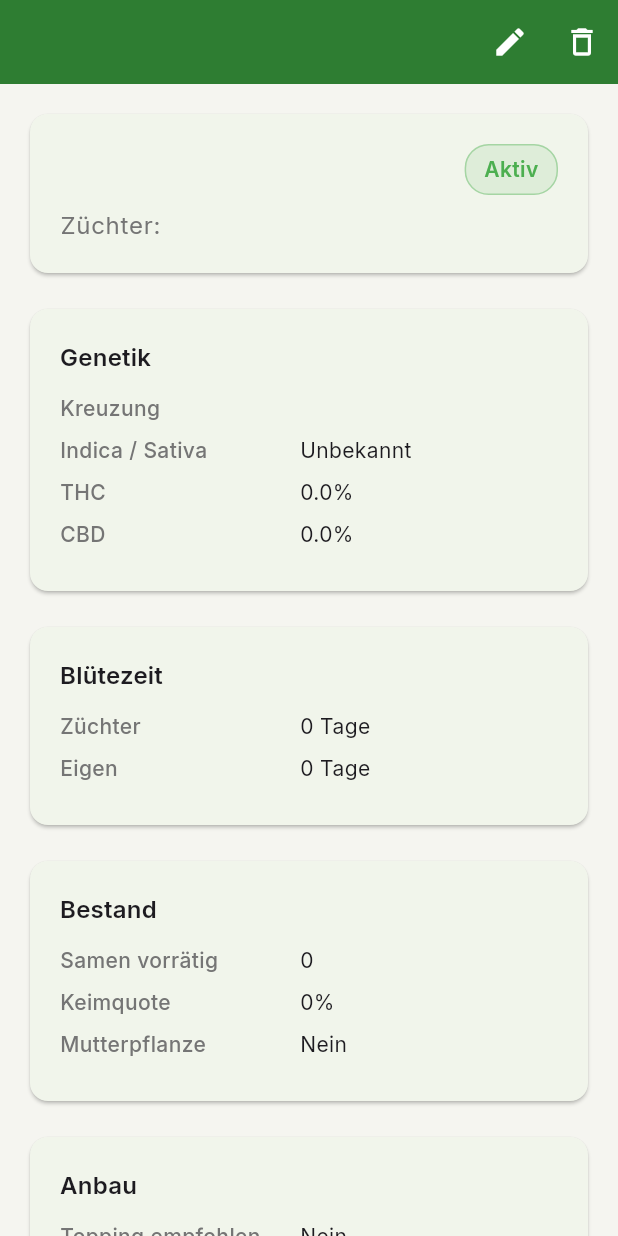
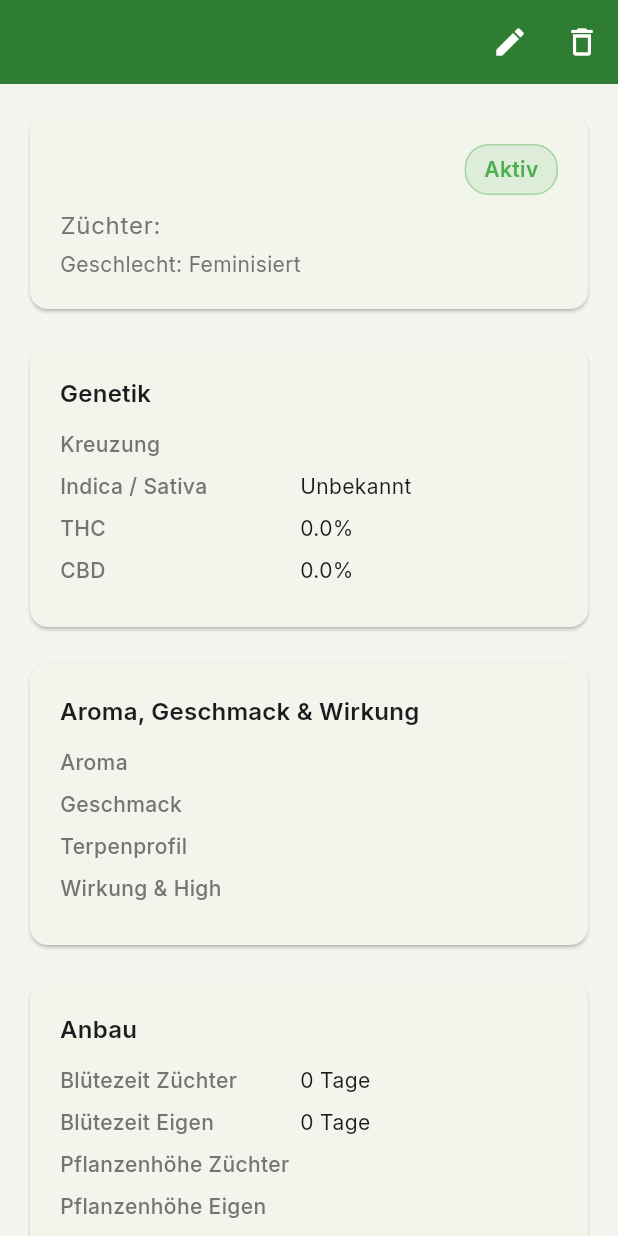
Before and after one commit to DanielProyer/growapp, a Flutter app: the _DetailContent screen opened directly with empty values, on a phone screen of 412 x 824 dp. Run offline on Flutter 3.47's test engine with Material 3 defaults, Android fonts, the phone set to English and light mode, and no system bars; our stand-ins replace flutter_riverpod, go_router, google_fonts, supabase_flutter; accounts and stored records are empty.

Commit message:
Sorten: Anbau-Sektion, Geschlecht, Status geplant, Felder bereinigt
- Status um 'geplant' erweitert (lila)
- Geschlecht-Dropdown: Feminisiert, Regulär, Automatik
- Neue Anbau-Sektion: Blütezeit, Pflanzenhöhe, Ertrag (je Züchter/Eigen)
- Ertrag Selektion/Produktion umbenannt zu Züchter/Eigen
- Switches Mutterpflanze und Topping entfernt
- DB-Migration mit idempotenten Statements

Co-Authored-By: Claude Opus 4.6 <noreply@anthropic.com>

```diff
--- a/lib/features/strains/data/models/sorte_model.dart
+++ b/lib/features/strains/data/models/sorte_model.dart
@@ -6,6 +6,7 @@ class SorteModel extends Sorte {
     required super.id,
     required super.name,
     super.zuechter,
+    super.geschlecht,
     super.kreuzung,
     super.indicaAnteil,
     super.sativaAnteil,
@@ -13,17 +14,17 @@ class SorteModel extends Sorte {
     super.cbdGehalt,
     super.bluetezeitZuechter,
     super.bluetezeitEigen,
+    super.pflanzenhoheZuechter,
+    super.pflanzenhoheEigen,
+    super.ertragZuechter,
+    super.ertragEigen,
     super.keimquote,
-    super.ertragSelektion,
-    super.ertragProduktion,
     super.aroma,
     super.geschmack,
     super.terpenprofil,
     super.wirkungHigh,
     super.growTipp,
-    super.toppingEmpfohlen,
     super.samenAnzahl,
-    super.hatMutterpflanze,
     super.status,
     super.bemerkung,
     super.erstelltVon,
@@ -37,6 +38,7 @@ class SorteModel extends Sorte {
       id: json['id'] as String,
       name: json['name'] as String,
       zuechter: json['zuechter'] as String?,
+      geschlecht: json['geschlecht'] as String? ?? 'feminisiert',
       kreuzung: json['kreuzung'] as String?,
       indicaAnteil: (json['indica_anteil'] as num?)?.toInt() ?? 0,
       sativaAnteil: (json['sativa_anteil'] as num?)?.toInt() ?? 0,
@@ -44,17 +46,17 @@ class SorteModel extends Sorte {
       cbdGehalt: (json['cbd_gehalt'] as num?)?.toDouble(),
       bluetezeitZuechter: (json['bluetezeit_zuechter'] as num?)?.toInt(),
       bluetezeitEigen: (json['bluetezeit_eigen'] as num?)?.toInt(),
+      pflanzenhoheZuechter: json['pflanzenhohe_zuechter'] as String?,
+      pflanzenhoheEigen: json['pflanzenhohe_eigen'] as String?,
+      ertragZuechter: json['ertrag_zuechter'] as String?,
+      ertragEigen: json['ertrag_eigen'] as String?,
       keimquote: (json['keimquote'] as num?)?.toInt(),
-      ertragSelektion: json['ertrag_selektion'] as String?,
-      ertragProduktion: json['ertrag_produktion'] as String?,
       aroma: json['aroma'] as String?,
       geschmack: json['geschmack'] as String?,
       terpenprofil: json['terpenprofil'] as String?,
       wirkungHigh: json['wirkung_high'] as String?,
       growTipp: json['grow_tipp'] as String?,
-      toppingEmpfohlen: json['topping_empfohlen'] as bool? ?? false,
       samenAnzahl: (json['samen_anzahl'] as num?)?.toInt() ?? 0,
-      hatMutterpflanze: json['hat_mutterpflanze'] as bool? ?? false,
       status: json['status'] as String? ?? 'aktiv',
       bemerkung: json['bemerkung'] as String?,
       erstelltVon: json['erstellt_von'] as String?,
@@ -73,6 +75,7 @@ class SorteModel extends Sorte {
       id: sorte.id,
       name: sorte.name,
       zuechter: sorte.zuechter,
+      geschlecht: sorte.geschlecht,
       kreuzung: sorte.kreuzung,
       indicaAnteil: sorte.indicaAnteil,
       sativaAnteil: sorte.sativaAnteil,
@@ -80,17 +83,17 @@ class SorteModel extends Sorte {
       cbdGehalt: sorte.cbdGehalt,
       bluetezeitZuechter: sorte.bluetezeitZuechter,
       bluetezeitEigen: sorte.bluetezeitEigen,
+      pflanzenhoheZuechter: sorte.pflanzenhoheZuechter,
+      pflanzenhoheEigen: sorte.pflanzenhoheEigen,
+      ertragZuechter: sorte.ertragZuechter,
+      ertragEigen: sorte.ertragEigen,
       keimquote: sorte.keimquote,
-      ertragSelektion: sorte.ertragSelektion,
-      ertragProduktion: sorte.ertragProduktion,
       aroma: sorte.aroma,
       geschmack: sorte.geschmack,
       terpenprofil: sorte.terpenprofil,
       wirkungHigh: sorte.wirkungHigh,
       growTipp: sorte.growTipp,
-      toppingEmpfohlen: sorte.toppingEmpfohlen,
       samenAnzahl: sorte.samenAnzahl,
-      hatMutterpflanze: sorte.hatMutterpflanze,
       status: sorte.status,
       bemerkung: sorte.bemerkung,
       erstelltVon: sorte.erstelltVon,
@@ -104,6 +107,7 @@ class SorteModel extends Sorte {
     return {
       'name': name,
       'zuechter': zuechter,
+      'geschlecht': geschlecht,
       'kreuzung': kreuzung,
       'indica_anteil': indicaAnteil,
       'sativa_anteil': sativaAnteil,
@@ -111,17 +115,17 @@ class SorteModel extends Sorte {
       'cbd_gehalt': cbdGehalt,
       'bluetezeit_zuechter': bluetezeitZuechter,
       'bluetezeit_eigen': bluetezeitEigen,
+      'pflanzenhohe_zuechter': pflanzenhoheZuechter,
+      'pflanzenhohe_eigen': pflanzenhoheEigen,
+      'ertrag_zuechter': ertragZuechter,
+      'ertrag_eigen': ertragEigen,
       'keimquote': keimquote,
-      'ertrag_selektion': ertragSelektion,
-      'ertrag_produktion': ertragProduktion,
       'aroma': aroma,
       'geschmack': geschmack,
       'terpenprofil': terpenprofil,
       'wirkung_high': wirkungHigh,
       'grow_tipp': growTipp,
-      'topping_empfohlen': toppingEmpfohlen,
       'samen_anzahl': samenAnzahl,
-      'hat_mutterpflanze': hatMutterpflanze,
       'status': status,
       'bemerkung': bemerkung,
     };
--- a/lib/features/strains/domain/entities/sorte.dart
+++ b/lib/features/strains/domain/entities/sorte.dart
@@ -3,6 +3,7 @@ class Sorte {
   final String id;
   final String name;
   final String? zuechter;
+  final String geschlecht;
   final String? kreuzung; // z.B. "Jelly Donutz #117 × Purple Cartel"
   final int indicaAnteil;
   final int sativaAnteil;
@@ -10,17 +11,17 @@ class Sorte {
   final double? cbdGehalt;
   final int? bluetezeitZuechter;
   final int? bluetezeitEigen;
+  final String? pflanzenhoheZuechter;
+  final String? pflanzenhoheEigen;
+  final String? ertragZuechter;
+  final String? ertragEigen;
   final int? keimquote;
-  final String? ertragSelektion;
-  final String? ertragProduktion;
   final String? aroma;
   final String? geschmack;
   final String? terpenprofil;
   final String? wirkungHigh;
   final String? growTipp;
-  final bool toppingEmpfohlen;
   final int samenAnzahl;
-  final bool hatMutterpflanze;
   final String status;
   final String? bemerkung;
   final String? erstelltVon;
@@ -31,6 +32,7 @@ class Sorte {
     required this.id,
     required this.name,
     this.zuechter,
+    this.geschlecht = 'feminisiert',
     this.kreuzung,
     this.indicaAnteil = 0,
     this.sativaAnteil = 0,
@@ -38,17 +40,17 @@ class Sorte {
     this.cbdGehalt,
     this.bluetezeitZuechter,
     this.bluetezeitEigen,
+    this.pflanzenhoheZuechter,
+    this.pflanzenhoheEigen,
+    this.ertragZuechter,
+    this.ertragEigen,
     this.keimquote,
-    this.ertragSelektion,
-    this.ertragProduktion,
     this.aroma,
     this.geschmack,
     this.terpenprofil,
     this.wirkungHigh,
     this.growTipp,
-    this.toppingEmpfohlen = false,
     this.samenAnzahl = 0,
-    this.hatMutterpflanze = false,
     this.status = 'aktiv',
     this.bemerkung,
     this.erstelltVon,
@@ -59,6 +61,8 @@ class Sorte {
   /// Status-Label für die Anzeige
   String get statusLabel {
     switch (status) {
+      case 'geplant':
+        return 'Geplant';
       case 'aktiv':
         return 'Aktiv';
       case 'selektion':
@@ -72,6 +76,20 @@ class Sorte {
     }
   }
 
+  /// Geschlecht-Label für die Anzeige
+  String get geschlechtLabel {
+    switch (geschlecht) {
+      case 'feminisiert':
+        return 'Feminisiert';
+      case 'regulaer':
+        return 'Regulär';
+      case 'automatik':
+        return 'Automatik';
+      default:
+        return geschlecht;
+    }
+  }
+
   /// Genetik-String (z.B. "70% Indica / 30% Sativa")
   String get genetik {
     if (indicaAnteil == 0 && sativaAnteil == 0) return 'Unbekannt';
@@ -82,6 +100,7 @@ class Sorte {
     String? id,
     String? name,
     String? zuechter,
+    String? geschlecht,
     String? kreuzung,
     int? indicaAnteil,
     int? sativaAnteil,
@@ -89,17 +108,17 @@ class Sorte {
     double? cbdGehalt,
     int? bluetezeitZuechter,
     int? bluetezeitEigen,
+    String? pflanzenhoheZuechter,
+    String? pflanzenhoheEigen,
+    String? ertragZuechter,
+    String? ertragEigen,
     int? keimquote,
-    String? ertragSelektion,
-    String? ertragProduktion,
     String? aroma,
     String? geschmack,
     String? terpenprofil,
     String? wirkungHigh,
     String? growTipp,
-    bool? toppingEmpfohlen,
     int? samenAnzahl,
-    bool? hatMutterpflanze,
     String? status,
     String? bemerkung,
     String? erstelltVon,
@@ -110,6 +129,7 @@ class Sorte {
       id: id ?? this.id,
       name: name ?? this.name,
       zuechter: zuechter ?? this.zuechter,
+      geschlecht: geschlecht ?? this.geschlecht,
       kreuzung: kreuzung ?? this.kreuzung,
       indicaAnteil: indicaAnteil ?? this.indicaAnteil,
       sativaAnteil: sativaAnteil ?? this.sativaAnteil,
@@ -117,17 +137,17 @@ class Sorte {
       cbdGehalt: cbdGehalt ?? this.cbdGehalt,
       bluetezeitZuechter: bluetezeitZuechter ?? this.bluetezeitZuechter,
       bluetezeitEigen: bluetezeitEigen ?? this.bluetezeitEigen,
+      pflanzenhoheZuechter: pflanzenhoheZuechter ?? this.pflanzenhoheZuechter,
+      pflanzenhoheEigen: pflanzenhoheEigen ?? this.pflanzenhoheEigen,
+      ertragZuechter: ertragZuechter ?? this.ertragZuechter,
+      ertragEigen: ertragEigen ?? this.ertragEigen,
       keimquote: keimquote ?? this.keimquote,
-      ertragSelektion: ertragSelektion ?? this.ertragSelektion,
-      ertragProduktion: ertragProduktion ?? this.ertragProduktion,
       aroma: aroma ?? this.aroma,
       geschmack: geschmack ?? this.geschmack,
       terpenprofil: terpenprofil ?? this.terpenprofil,
       wirkungHigh: wirkungHigh ?? this.wirkungHigh,
       growTipp: growTipp ?? this.growTipp,
-      toppingEmpfohlen: toppingEmpfohlen ?? this.toppingEmpfohlen,
       samenAnzahl: samenAnzahl ?? this.samenAnzahl,
-      hatMutterpflanze: hatMutterpflanze ?? this.hatMutterpflanze,
       status: status ?? this.status,
       bemerkung: bemerkung ?? this.bemerkung,
       erstelltVon: erstelltVon ?? this.erstelltVon,
--- a/lib/features/strains/presentation/pages/strain_detail_page.dart
+++ b/lib/features/strains/presentation/pages/strain_detail_page.dart
@@ -44,6 +44,8 @@ class _DetailContent extends ConsumerWidget {
 
   Color _statusFarbe(String status) {
     switch (status) {
+      case 'geplant':
+        return Colors.purple;
       case 'aktiv':
         return Colors.green;
       case 'selektion':
@@ -177,6 +179,13 @@ class _DetailContent extends ConsumerWidget {
                             ),
                           ),
                         ],
+                        const SizedBox(height: 4),
+                        Text(
+                          'Geschlecht: ${sorte.geschlechtLabel}',
+                          style: theme.textTheme.bodyMedium?.copyWith(
+                            color: Colors.grey[600],
+                          ),
+                        ),
                       ],
                     ),
                   ),
@@ -206,79 +215,6 @@ class _DetailContent extends ConsumerWidget {
                     ),
                   ),
                 ),
-
-                const SizedBox(height: 16),
-
-                // Blütezeit
-                if (sorte.bluetezeitZuechter != null ||
-                    sorte.bluetezeitEigen != null)
-                  Card(
-                    child: Padding(
-                      padding: const EdgeInsets.all(20),
-                      child: Column(
-                        crossAxisAlignment: CrossAxisAlignment.start,
-                        children: [
-                          Text('Blütezeit',
-                              style: theme.textTheme.titleMedium
-                                  ?.copyWith(fontWeight: FontWeight.w600)),
-                          const SizedBox(height: 12),
-                          if (sorte.bluetezeitZuechter != null)
-                            _DetailZeile('Züchter',
-                                '${sorte.bluetezeitZuechter} Tage'),
-                          if (sorte.bluetezeitEigen != null)
-                            _DetailZeile(
-                                'Eigen', '${sorte.bluetezeitEigen} Tage'),
-                        ],
-                      ),
-                    ),
-                  ),
-
-                const SizedBox(height: 16),
-
-                // Bestand
-                Card(
-                  child: Padding(
-                    padding: const EdgeInsets.all(20),
-                    child: Column(
-                      crossAxisAlignment: CrossAxisAlignment.start,
-                      children: [
-                        Text('Bestand',
-                            style: theme.textTheme.titleMedium
-                                ?.copyWith(fontWeight: FontWeight.w600)),
-                        const SizedBox(height: 12),
-                        _DetailZeile(
-                            'Samen vorrätig', '${sorte.samenAnzahl}'),
-                        if (sorte.keimquote != null)
-                          _DetailZeile('Keimquote', '${sorte.keimquote}%'),
-                        _DetailZeile('Mutterpflanze',
-                            sorte.hatMutterpflanze ? 'Ja' : 'Nein'),
-                      ],
-                    ),
-                  ),
-                ),
-
-                const SizedBox(height: 16),
-
-                // Anbau
-                if (sorte.toppingEmpfohlen || sorte.growTipp != null)
-                  Card(
-                    child: Padding(
-                      padding: const EdgeInsets.all(20),
-                      child: Column(
-                        crossAxisAlignment: CrossAxisAlignment.start,
-                        children: [
-                          Text('Anbau',
-                              style: theme.textTheme.titleMedium
-                                  ?.copyWith(fontWeight: FontWeight.w600)),
-                          const SizedBox(height: 12),
-                          _DetailZeile('Topping empfohlen',
-                              sorte.toppingEmpfohlen ? 'Ja' : 'Nein'),
-                          if (sorte.growTipp != null)
-                            _DetailZeile('Grow-Tipp', sorte.growTipp!),
-                        ],
-                      ),
-                    ),
-                  ),
 
                 const SizedBox(height: 16),
 
@@ -312,29 +248,69 @@ class _DetailContent extends ConsumerWidget {
 
                 const SizedBox(height: 16),
 
-                // Ertrag
-                if (sorte.ertragSelektion != null ||
-                    sorte.ertragProduktion != null)
+                // Anbau
+                if (sorte.bluetezeitZuechter != null ||
+                    sorte.bluetezeitEigen != null ||
+                    sorte.pflanzenhoheZuechter != null ||
+                    sorte.pflanzenhoheEigen != null ||
+                    sorte.ertragZuechter != null ||
+                    sorte.ertragEigen != null ||
+                    sorte.growTipp != null)
                   Card(
                     child: Padding(
                       padding: const EdgeInsets.all(20),
                       child: Column(
                         crossAxisAlignment: CrossAxisAlignment.start,
                         children: [
-                          Text('Ertrag',
+                          Text('Anbau',
                               style: theme.textTheme.titleMedium
                                   ?.copyWith(fontWeight: FontWeight.w600)),
                           const SizedBox(height: 12),
-                          if (sorte.ertragSelektion != null)
+                          if (sorte.bluetezeitZuechter != null)
+                            _DetailZeile('Blütezeit Züchter',
+                                '${sorte.bluetezeitZuechter} Tage'),
+                          if (sorte.bluetezeitEigen != null)
+                            _DetailZeile('Blütezeit Eigen',
+                                '${sorte.bluetezeitEigen} Tage'),
+                          if (sorte.pflanzenhoheZuechter != null)
+                            _DetailZeile('Pflanzenhöhe Züchter',
+                                sorte.pflanzenhoheZuechter!),
+                          if (sorte.pflanzenhoheEigen != null)
+                            _DetailZeile('Pflanzenhöhe Eigen',
+                                sorte.pflanzenhoheEigen!),
+                          if (sorte.ertragZuechter != null)
                             _DetailZeile(
-                                'Selektion', sorte.ertragSelektion!),
-                          if (sorte.ertragProduktion != null)
-                            _DetailZeile(
-                                'Produktion', sorte.ertragProduktion!),
+                                'Ertrag Züchter', sorte.ertragZuechter!),
+                          if (sorte.ertragEigen != null)
+                            _DetailZeile('Ertrag Eigen', sorte.ertragEigen!),
+                          if (sorte.growTipp != null)
+                            _DetailZeile('Grow-Tipp', sorte.growTipp!),
                         ],
                       ),
                     ),
                   ),
+
+                const SizedBox(height: 16),
+
+                // Bestand
+                Card(
+                  child: Padding(
+                    padding: const EdgeInsets.all(20),
+                    child: Column(
+                      crossAxisAlignment: CrossAxisAlignment.start,
+                      children: [
+                        Text('Bestand',
+                            style: theme.textTheme.titleMedium
+                                ?.copyWith(fontWeight: FontWeight.w600)),
+                        const SizedBox(height: 12),
+                        _DetailZeile(
+                            'Samen vorrätig', '${sorte.samenAnzahl}'),
+                        if (sorte.keimquote != null)
+                          _DetailZeile('Keimquote', '${sorte.keimquote}%'),
+                      ],
+                    ),
+                  ),
+                ),
 
                 // Bemerkung
                 if (sorte.bemerkung != null) ...[
```
Also changed, not shown: lib/app/constants/app_constants.dart (+8 -0 lines), lib/features/strains/presentation/pages/strain_form_page.dart (+100 -77 lines), lib/features/strains/presentation/widgets/sorten_karte.dart (+7 -6 lines), 1 other file.
